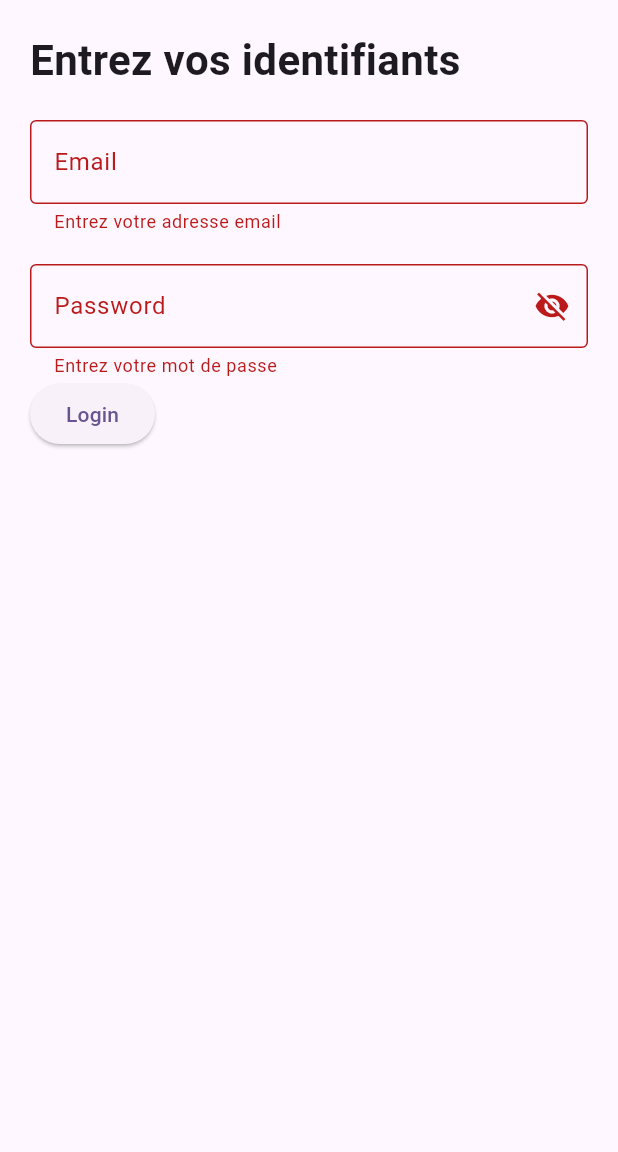
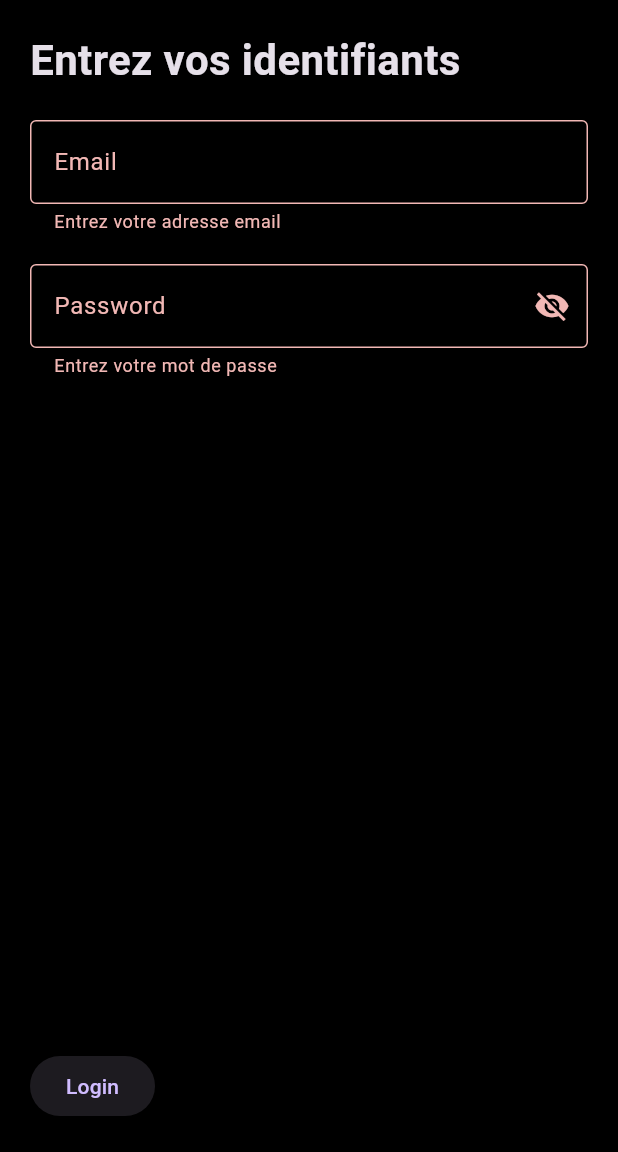
Before and after one commit to BaptisteGdn/flutter_p27, a Flutter app: the screen it shows after launch, after a tap on "Login", on a phone screen of 412 x 824 dp, the part 84-1236 px from its top. Run offline on Flutter 3.47's test engine with Material 3 defaults, Android fonts, the phone set to English and light mode, and no system bars; network calls fail.

Commit message:
Flutter X Clone

```diff
--- a/lib/pages/login_page.dart
+++ b/lib/pages/login_page.dart
@@ -2,7 +2,7 @@ import 'package:flutter/material.dart';
 import 'package:x_clone_ec/pages/home.dart';
 
 class LoginPage extends StatefulWidget {
-  const new({super.key});
+  const LoginPage({super.key});
 
   @override
   State<LoginPage> createState() => _LoginPageState();
@@ -10,13 +10,16 @@ class LoginPage extends StatefulWidget {
 
 class _LoginPageState extends State<LoginPage> {
   final formKey = GlobalKey<FormState>();
-  bool _isPasswordVisible = true;
+  bool _isPasswordHidden = true;
   String email = '';
   String password = '';
 
   @override
   Widget build(BuildContext context) {
-    return Scaffold(
+    return Theme(
+      data: ThemeData.dark(), // texte, champs et icônes passent en clair
+      child: Scaffold(
+        backgroundColor: Colors.black,
         appBar: AppBar(
           title: Image.asset('assets/x-logo.png', height: 30),
           backgroundColor: Colors.black,
@@ -37,7 +40,7 @@ class _LoginPageState extends State<LoginPage> {
                     fontWeight: FontWeight.bold,
                   ),
                 ),
-              SizedBox(height: 20),
+                const SizedBox(height: 20),
                 TextFormField(
                   decoration: const InputDecoration(
                     labelText: 'Email',
@@ -51,17 +54,19 @@ class _LoginPageState extends State<LoginPage> {
                   },
                   onSaved: (value) => email = value ?? '',
                 ),
-              SizedBox(height: 20),
+                const SizedBox(height: 20),
                 TextFormField(
-                obscureText: _isPasswordVisible,
+                  obscureText: _isPasswordHidden,
                   decoration: InputDecoration(
                     labelText: 'Password',
                     border: const OutlineInputBorder(),
                     suffixIcon: IconButton(
-                    icon: Icon(_isPasswordVisible ? Icons.visibility_off : Icons.visibility),
+                      icon: Icon(
+                        _isPasswordHidden ? Icons.visibility_off : Icons.visibility,
+                      ),
                       onPressed: () {
                         setState(() {
-                        _isPasswordVisible = !_isPasswordVisible;
+                          _isPasswordHidden = !_isPasswordHidden;
                         });
                       },
                     ),
@@ -77,11 +82,12 @@ class _LoginPageState extends State<LoginPage> {
                   },
                   onSaved: (value) => password = value ?? '',
                 ),
+                const Spacer(),
                 ElevatedButton(
                   onPressed: () {
                     if (formKey.currentState!.validate()) {
                       formKey.currentState!.save();
-                    debugPrint('Username: $email, Password: $password');
+                      debugPrint('Email: $email');
                       // Code d'authentification
                       // ...
                       Navigator.pushReplacement(
@@ -89,7 +95,6 @@ class _LoginPageState extends State<LoginPage> {
                         MaterialPageRoute(builder: (context) => const Home()),
                       );
                     }
-                  // Logique de connexion
                   },
                   child: const Text('Login'),
                 ),
@@ -97,6 +102,7 @@ class _LoginPageState extends State<LoginPage> {
             ),
           ),
         ),
+      ),
     );
   }
 }
--- a/pubspec.yaml
+++ b/pubspec.yaml
@@ -34,6 +34,7 @@ dependencies:
   # The following adds the Cupertino Icons font to your application.
   # Use with the CupertinoIcons class for iOS style icons.
   cupertino_icons: ^1.0.8
+  shared_preferences: ^2.5.6
 
 dev_dependencies:
   flutter_test:
```
Also changed, not shown: lib/pages/home.dart (+13 -5 lines), lib/tweet.dart (added), pubspec.lock. Lines whose indentation alone changed are shown as unchanged.
